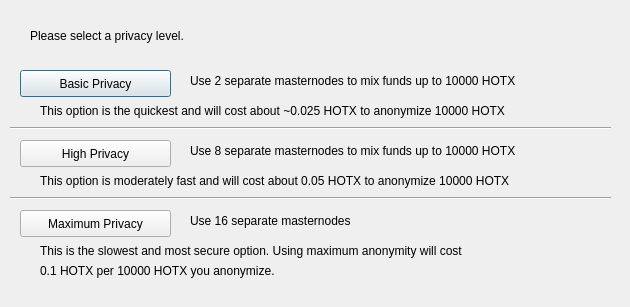
First picture: the form in src/qt/forms/obfuscationconfig.ui, repository Hotchain-HOTX/Hotchain, before the edit.
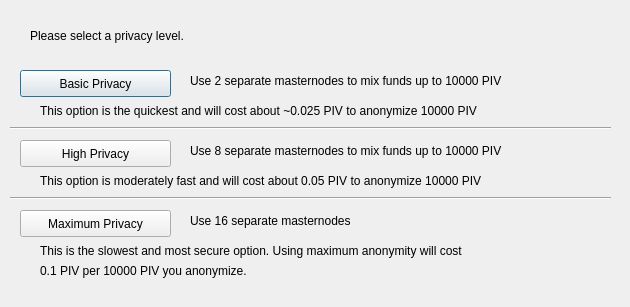
Second picture: the form after the edit.

```diff
--- a/src/qt/forms/obfuscationconfig.ui
+++ b/src/qt/forms/obfuscationconfig.ui
@@ -75,7 +75,7 @@
     </rect>
    </property>
    <property name="text">
-    <string>Use 2 separate masternodes to mix funds up to 10000 HOTX</string>
+    <string>Use 2 separate masternodes to mix funds up to 10000 PIV</string>
    </property>
   </widget>
   <widget class="QLabel" name="label_3">
@@ -88,7 +88,7 @@
     </rect>
    </property>
    <property name="text">
-    <string>Use 8 separate masternodes to mix funds up to 10000 HOTX</string>
+    <string>Use 8 separate masternodes to mix funds up to 10000 PIV</string>
    </property>
   </widget>
   <widget class="QLabel" name="label_4">
@@ -114,7 +114,7 @@
     </rect>
    </property>
    <property name="text">
-    <string>This option is the quickest and will cost about ~0.025 HOTX to anonymize 10000 HOTX</string>
+    <string>This option is the quickest and will cost about ~0.025 PIV to anonymize 10000 PIV</string>
    </property>
   </widget>
   <widget class="QLabel" name="label_7">
@@ -127,7 +127,7 @@
     </rect>
    </property>
    <property name="text">
-    <string>This option is moderately fast and will cost about 0.05 HOTX to anonymize 10000 HOTX</string>
+    <string>This option is moderately fast and will cost about 0.05 PIV to anonymize 10000 PIV</string>
    </property>
   </widget>
   <widget class="QLabel" name="label_8">
@@ -153,7 +153,7 @@
     </rect>
    </property>
    <property name="text">
-    <string>0.1 HOTX per 10000 HOTX you anonymize.</string>
+    <string>0.1 PIV per 10000 PIV you anonymize.</string>
    </property>
   </widget>
   <widget class="Line" name="line">
```
